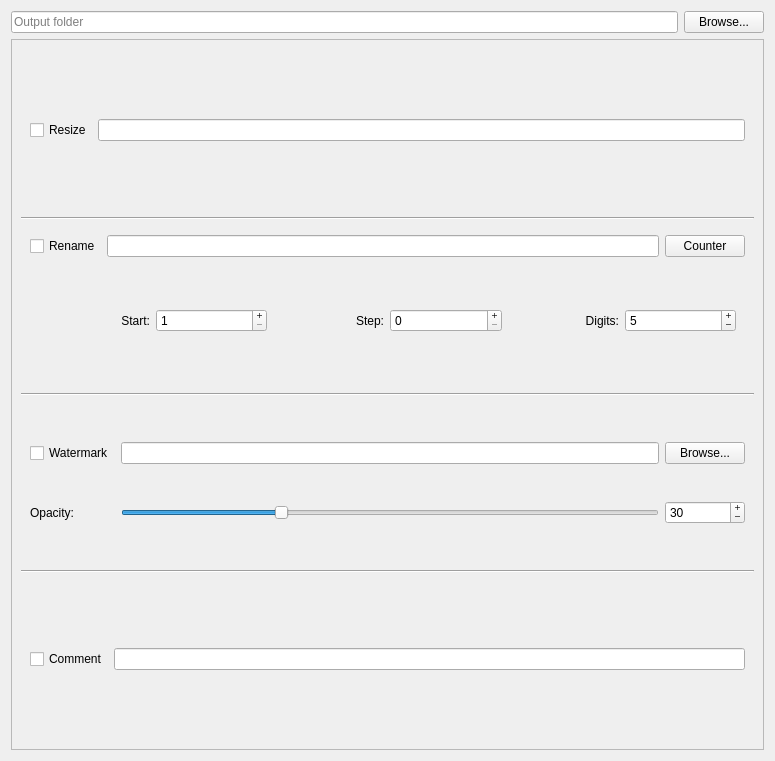
gramanas/rrwc, file gui/outputtab.ui: the form before one commit.
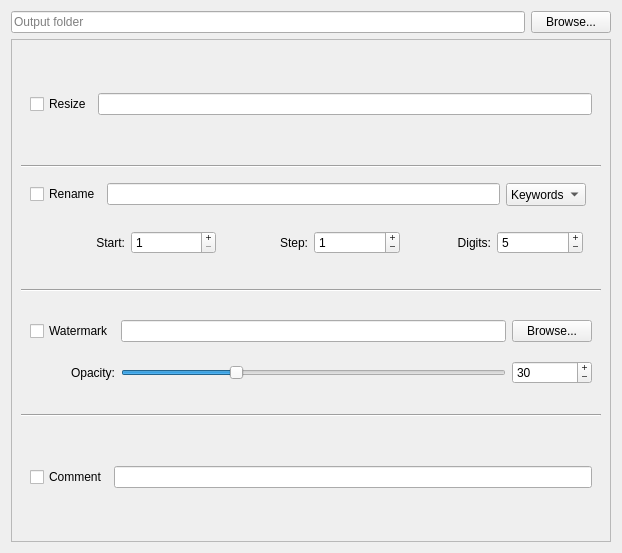
The form after the commit.

```diff
--- a/gui/outputtab.ui
+++ b/gui/outputtab.ui
@@ -6,8 +6,8 @@
    <rect>
     <x>0</x>
     <y>0</y>
-    <width>775</width>
-    <height>761</height>
+    <width>622</width>
+    <height>553</height>
    </rect>
   </property>
   <property name="windowTitle">
@@ -85,17 +85,7 @@
            </property>
           </widget>
          </item>
-         <item row="0" column="1">
-          <widget class="QLineEdit" name="inputRename"/>
-         </item>
-         <item row="0" column="2">
-          <widget class="QPushButton" name="butCounter">
-           <property name="text">
-            <string>Counter</string>
-           </property>
-          </widget>
-         </item>
-         <item row="1" column="0" colspan="3">
+         <item row="1" column="0" colspan="4">
           <widget class="QFrame" name="frameCounter">
            <layout class="QHBoxLayout" name="horizontalLayout">
             <item>
@@ -164,7 +154,7 @@
                <number>999999</number>
               </property>
               <property name="value">
-               <number>0</number>
+               <number>1</number>
               </property>
              </widget>
             </item>
@@ -197,6 +187,43 @@
            </layout>
           </widget>
          </item>
+         <item row="0" column="2">
+          <widget class="QComboBox" name="comboBox">
+           <property name="minimumSize">
+            <size>
+             <width>80</width>
+             <height>23</height>
+            </size>
+           </property>
+           <property name="currentText">
+            <string>Keywords...</string>
+           </property>
+           <property name="sizeAdjustPolicy">
+            <enum>QComboBox::AdjustToMinimumContentsLength</enum>
+           </property>
+           <property name="frame">
+            <bool>true</bool>
+           </property>
+           <item>
+            <property name="text">
+             <string>Keywords...</string>
+            </property>
+           </item>
+           <item>
+            <property name="text">
+             <string>Original Name - [N]</string>
+            </property>
+           </item>
+           <item>
+            <property name="text">
+             <string>Counter - [C]</string>
+            </property>
+           </item>
+          </widget>
+         </item>
+         <item row="0" column="1">
+          <widget class="QLineEdit" name="inputRename"/>
+         </item>
         </layout>
        </widget>
       </item>
@@ -233,7 +260,7 @@
            </property>
           </widget>
          </item>
-         <item row="1" column="0">
+         <item row="1" column="0" alignment="Qt::AlignRight">
           <widget class="QLabel" name="labelOpacity">
            <property name="text">
             <string>Opacity:</string>
```
Left out of the diff: 42 changed lines with no effect on the pictures.
